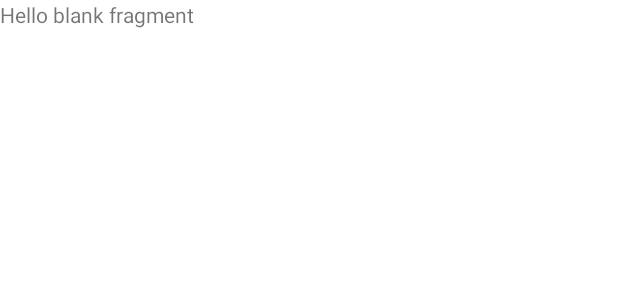
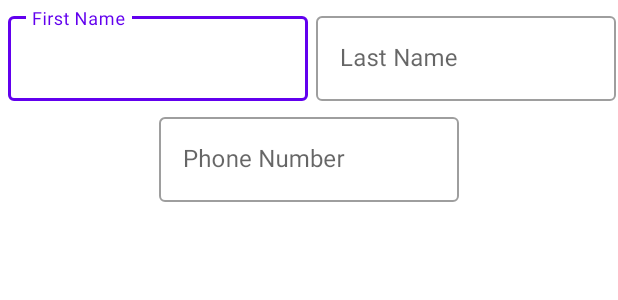
Before and after one commit to Firas-El-Mohtar/Crisis-Opps-App, an Android app: the layout fragment_create_form.xml on its own in the app's theme, with its tools: preview values and no code run, on a phone screen of 412 x 824 dp. Shown: the top 300 px of the screen. Run offline under Robolectric (Android 15) with nearby library versions, the phone set to English and light mode, and no system bars.

Commit message:
Dialog Fragment prototype
Just implementing the dialog fragment  v1

```diff
--- a/app/src/main/java/com/example/crisisopp/LocalMunicipality/LocalMunicipalityMainActivity.kt
+++ b/app/src/main/java/com/example/crisisopp/LocalMunicipality/LocalMunicipalityMainActivity.kt
@@ -6,9 +6,9 @@ import androidx.appcompat.app.AppCompatActivity
 import com.example.crisisopp.R
 import com.example.crisisopp.RecyclerView.RecyclerViewFragment
 import com.google.android.material.floatingactionbutton.FloatingActionButton
-import com.google.firebase.storage.FirebaseStorage
-import com.google.firebase.storage.StorageReference
-import com.google.firebase.storage.UploadTask
+//import com.google.firebase.storage.FirebaseStorage
+//import com.google.firebase.storage.StorageReference
+//import com.google.firebase.storage.UploadTask
 import java.io.File
 
 
@@ -21,9 +21,11 @@ class LocalMunicipalityMainActivity : AppCompatActivity() {
             .replace(R.id.RecyclerViewHolder, RecyclerViewFragment())
             .commitNow()
         var newFormButton : FloatingActionButton = findViewById(R.id.floating_action_button)
-        newFormButton.setOnClickListener(
-            su
-        )
+
+        newFormButton.setOnClickListener{
+            var dialog = CreateForm()
+            dialog.show(supportFragmentManager, "Creating a new form")
+        }
 
     }
 //        val mStorageRef = FirebaseStorage.getInstance().getReference();
--- a/app/src/main/res/layout/fragment_create_form.xml
+++ b/app/src/main/res/layout/fragment_create_form.xml
@@ -3,12 +3,75 @@
     xmlns:tools="http://schemas.android.com/tools"
     android:layout_width="match_parent"
     android:layout_height="match_parent"
+    xmlns:app="http://schemas.android.com/apk/res-auto"
     tools:context=".LocalMunicipality.CreateForm">
 
-    <!-- TODO: Update blank fragment layout -->
-    <TextView
+
+    <androidx.constraintlayout.widget.ConstraintLayout
         android:layout_width="match_parent"
-        android:layout_height="match_parent"
-        android:text="@string/hello_blank_fragment" />
+        android:layout_height="match_parent">
+
+
+        <com.google.android.material.textfield.TextInputLayout
+            app:layout_constraintTop_toTopOf="parent"
+            app:layout_constraintStart_toStartOf="parent"
+            android:id="@+id/first_name"
+            android:layout_width="200dp"
+            android:layout_height="wrap_content"
+            android:hint="First Name"
+            style="@style/Widget.MaterialComponents.TextInputLayout.OutlinedBox"
+            android:layout_margin="5dp">
+
+            <com.google.android.material.textfield.TextInputEditText
+                android:layout_width="match_parent"
+                android:layout_height="wrap_content"
+                />
+
+        </com.google.android.material.textfield.TextInputLayout>
+
+        <com.google.android.material.textfield.TextInputLayout
+            app:layout_constraintTop_toTopOf="parent"
+            app:layout_constraintStart_toEndOf="@id/first_name"
+            android:id="@+id/last_name"
+            android:layout_width="200dp"
+            android:layout_height="wrap_content"
+            android:hint="Last Name"
+            style="@style/Widget.MaterialComponents.TextInputLayout.OutlinedBox"
+            android:layout_margin="5dp">
+
+            <com.google.android.material.textfield.TextInputEditText
+                android:layout_width="match_parent"
+                android:layout_height="wrap_content"
+                />
+
+        </com.google.android.material.textfield.TextInputLayout>
+
+        <com.google.android.material.textfield.TextInputLayout
+            app:layout_constraintTop_toBottomOf="@+id/first_name"
+            app:layout_constraintStart_toStartOf="parent"
+            app:layout_constraintEnd_toEndOf="parent"
+            android:id="@+id/phone_number"
+            android:layout_width="200dp"
+            android:layout_height="wrap_content"
+            android:hint="Phone Number"
+            style="@style/Widget.MaterialComponents.TextInputLayout.OutlinedBox"
+            android:layout_margin="5dp">
+
+
+        <com.google.android.material.textfield.TextInputEditText
+                android:layout_width="match_parent"
+                android:layout_height="wrap_content"
+                android:inputType="phone"
+                />
+
+        </com.google.android.material.textfield.TextInputLayout>
+
+
+
+
+
+
+
+    </androidx.constraintlayout.widget.ConstraintLayout>
 
 </FrameLayout>
```
